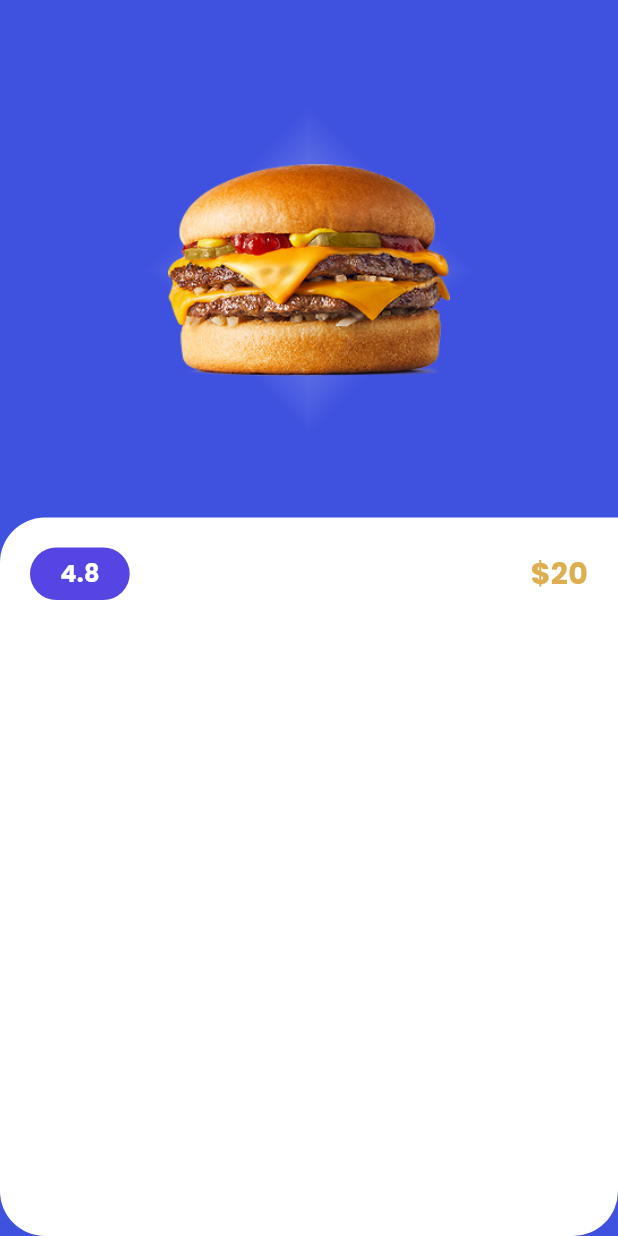
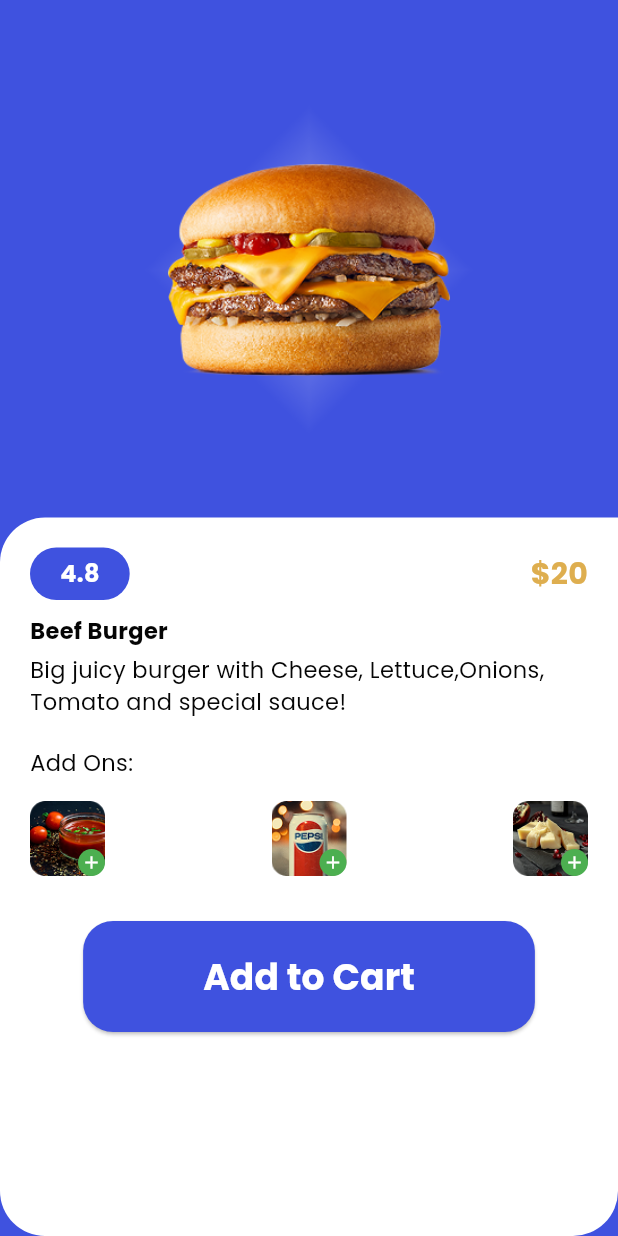
Before and after one commit to meronheron/gdg_flutter_group8_, a Flutter app: the FoodDetails screen opened directly, on a phone screen of 412 x 824 dp. Run offline on Flutter 3.47's test engine with Material 3 defaults, Android fonts, the light colour scheme and no system bars.

Commit message:
add to cart

```diff
--- a/resturant/lib/details.dart
+++ b/resturant/lib/details.dart
@@ -1,5 +1,4 @@
 import 'package:flutter/material.dart';
-
 void main() {
   runApp(const MyApp());
 }
@@ -21,12 +20,20 @@ class FoodDetails extends StatelessWidget {
 
   @override
   Widget build(BuildContext context) {
+    // List of image paths for add-ons
+    final List<String> addOnImages = [
+      'assets/Rectangle 15.png',
+      'assets/Rectangle 17.png',
+      'assets/Rectangle 18.png',
+    ];
+
     return Scaffold(
       backgroundColor: const Color.fromARGB(255, 63, 82, 223),
       body: Column(
         crossAxisAlignment: CrossAxisAlignment.center,
         children: [
-          const SizedBox(height: 30), // Adjust the height to move the image lower
+          const SizedBox(
+              height: 30), // Adjust the height to move the image lower
           Container(
             width: 300, // Increased width
             height: 300, // Increased height
@@ -39,7 +46,8 @@ class FoodDetails extends StatelessWidget {
                   width: 220, // Increased shadow size for more visibility
                   height: 220,
                   fit: BoxFit.contain, // Ensures full visibility
-                  opacity: const AlwaysStoppedAnimation(0.8), // Makes shadow more visible
+                  opacity: const AlwaysStoppedAnimation(
+                      0.8), // Makes shadow more visible
                 ),
                 Image.asset(
                   'assets/159187-burger-double-cheese-free-png-hq 2.png',
@@ -65,15 +73,15 @@ class FoodDetails extends StatelessWidget {
               ),
               child: Column(
                 crossAxisAlignment: CrossAxisAlignment.start,
-                mainAxisAlignment: MainAxisAlignment.spaceBetween,
                 children: [
                   Row(
                     mainAxisAlignment: MainAxisAlignment.spaceBetween,
                     children: [
                       Container(
-                        padding: const EdgeInsets.symmetric(vertical: 6, horizontal: 20),
+                        padding: const EdgeInsets.symmetric(
+                            vertical: 6, horizontal: 20),
                         decoration: BoxDecoration(
-                          color: const Color.fromARGB(255, 85, 70, 228),
+                          color: const Color.fromARGB(255, 63, 82, 223),
                           borderRadius: BorderRadius.circular(25),
                         ),
                         child: const Text(
@@ -98,6 +106,102 @@ class FoodDetails extends StatelessWidget {
                       ),
                     ],
                   ),
+                  const SizedBox(height: 10),
+                  Column(
+                    crossAxisAlignment: CrossAxisAlignment.start,
+                    children: [
+                      Text(
+                        'Beef Burger',
+                        style: TextStyle(
+                          fontSize: 15,
+                          fontWeight: FontWeight.bold,
+                          color: Color.fromARGB(255, 5, 5, 5),
+                          fontFamily: 'Poppins',
+                        ),
+                      ),
+                      SizedBox(height: 5),
+                      Text(
+                        'Big juicy burger with Cheese, Lettuce,Onions,\nTomato and special sauce!',
+                        style: TextStyle(
+                          fontSize: 15,
+                          color: Color.fromARGB(255, 5, 5, 5),
+                          fontFamily: 'Poppins',
+                        ),
+                      ),
+                      SizedBox(height: 20),
+                      Text(
+                        'Add Ons:',
+                        style: TextStyle(
+                          fontSize: 15,
+                          color: Color.fromARGB(255, 5, 5, 5),
+                          fontFamily: 'Poppins',
+                        ),
+                      ),
+                      SizedBox(height: 15),
+                      Row(
+                        mainAxisAlignment: MainAxisAlignment.spaceBetween,
+                        children: List.generate(addOnImages.length, (index) {
+                          return Stack(
+                            children: [
+                              Container(
+                                width: 50,
+                                height: 50,
+                                decoration: BoxDecoration(
+                                  shape: BoxShape.rectangle,
+                                  borderRadius: BorderRadius.circular(8),
+                                  image: DecorationImage(
+                                    image: AssetImage(addOnImages[
+                                        index]), // Use different images
+                                    fit: BoxFit.cover,
+                                  ),
+                                ),
+                              ),
+                              Positioned(
+                                bottom: 0,
+                                right: 0,
+                                child: Container(
+                                  width: 18,
+                                  height: 18,
+                                  decoration: BoxDecoration(
+                                    shape: BoxShape.circle,
+                                    color: Colors.green,
+                                  ),
+                                  child: const Icon(
+                                    Icons.add,
+                                    size: 14,
+                                    color: Colors.white,
+                                  ),
+                                ),
+                              ),
+                            ],
+                          );
+                        }
+                        ),
+                      ),
+                      const SizedBox(height: 30),
+                       Center(
+                    child: ElevatedButton(
+                      onPressed: () {},
+                      style: ElevatedButton.styleFrom(
+                        backgroundColor: const Color.fromARGB(255, 63, 82, 223),
+                        padding: const EdgeInsets.symmetric(horizontal: 80, vertical: 20),
+                        shape: RoundedRectangleBorder(
+                          borderRadius: BorderRadius.circular(20),
+                        ),
+                      ),
+                      child: const Text(
+                        'Add to Cart',
+                        style: TextStyle(
+                          fontSize: 24,
+                          fontWeight: FontWeight.bold,
+                          color: Colors.white,
+                          fontFamily: 'Poppins',
+                        ),
+                      ),
+                    ),
+                  ),
+                    ],
+                  ),
                 ],
               ),
             ),
```
